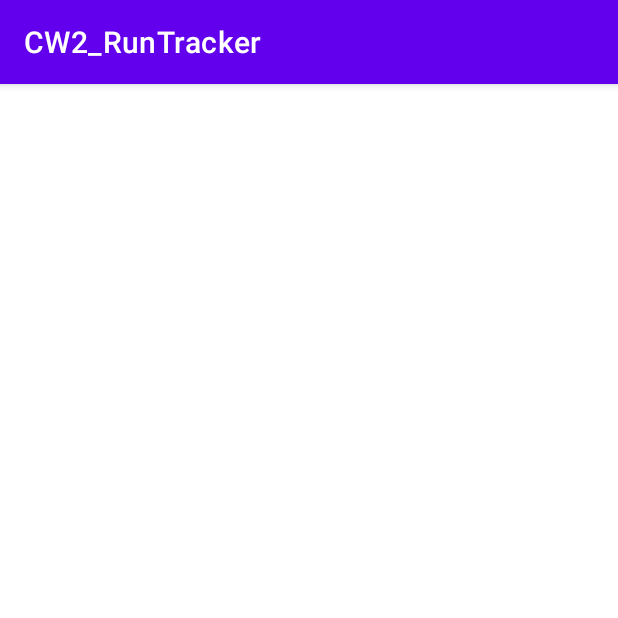
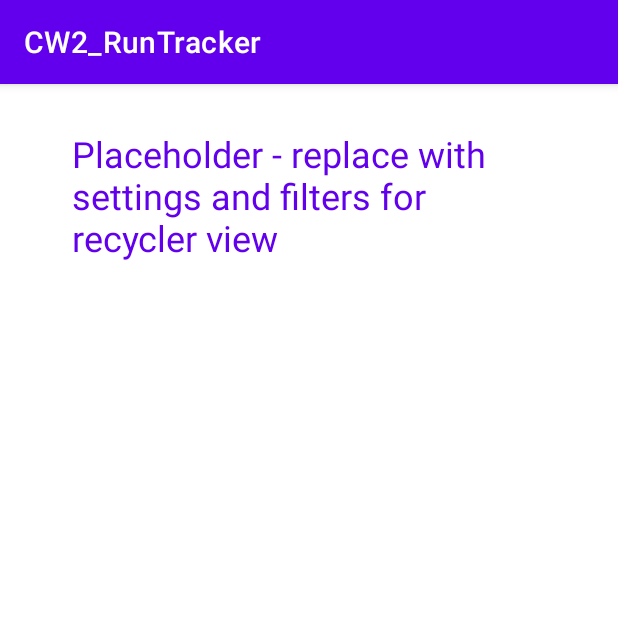
Before and after one commit to danielmusselwhite/g53mdp_CW2, an Android app: the SavedRunsActivity screen opened directly, with no data from a screen before it, on a phone screen of 412 x 824 dp, the top half of it. Run offline under Robolectric (Android 15) with nearby library versions, the phone set to English and light mode, and no system bars.

Commit message:
Implemented layout for the saved runs activity

```diff
--- a/app/src/main/res/layout/activity_saved_runs.xml
+++ b/app/src/main/res/layout/activity_saved_runs.xml
@@ -6,4 +6,23 @@
     android:layout_height="match_parent"
     tools:context=".Activities.savedRunsActivity.SavedRunsActivity">
 
+    <androidx.recyclerview.widget.RecyclerView
+        android:id="@+id/savedRuns_recyclerView"
+        android:layout_width="0dp"
+        android:layout_height="533dp"
+        app:layout_constraintBottom_toBottomOf="parent"
+        app:layout_constraintEnd_toEndOf="parent"
+        app:layout_constraintStart_toStartOf="parent" />
+
+    <TextView
+        android:id="@+id/textView"
+        android:layout_width="316dp"
+        android:layout_height="175dp"
+        android:text="Placeholder - replace with settings and filters for recycler view"
+        android:textColor="@color/purple_500"
+        android:textSize="24sp"
+        app:layout_constraintBottom_toTopOf="@+id/savedRuns_recyclerView"
+        app:layout_constraintEnd_toEndOf="parent"
+        app:layout_constraintStart_toStartOf="parent"
+        app:layout_constraintTop_toTopOf="parent" />
 </androidx.constraintlayout.widget.ConstraintLayout>
```
